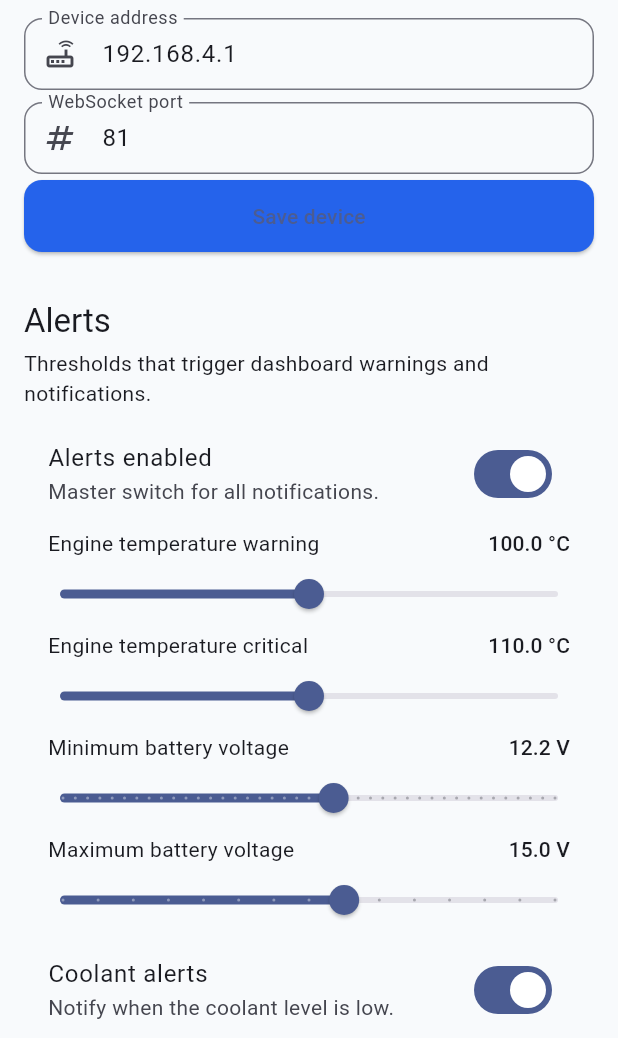
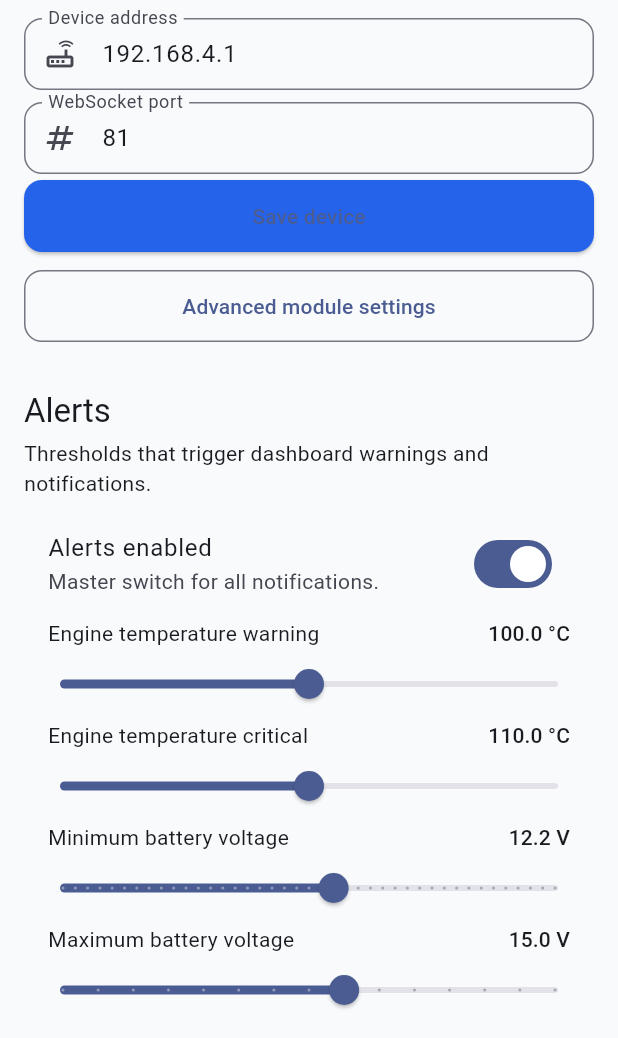
Before and after one commit to ahmadtefa/car_guard, a Flutter app: the SettingsPage screen opened by its route, on a phone screen of 412 x 824 dp, the part 198-1236 px from its top. Run offline on Flutter 3.47's test engine with Material 3 defaults, Android fonts, the phone set to English and light mode, and no system bars; our stand-ins replace connectivity_plus, flutter_local_notifications, flutter_riverpod, go_router, permission_handler, shared_preferences; accounts and stored records are empty; network calls fail.

Commit message:
Make advanced settings reachable without a connected module
The Advanced section was hidden inside the success branch of Module
settings, so without a reachable ESP8266 the user only saw the error
state and no way to open calibration.

- Move the Advanced section outside the load-state conditional in
  DeviceSettingsPage (always visible, even on error)
- Add an 'Advanced module settings' shortcut in the app Settings page
  under the Device section

Co-authored-by: arena-agent <297053741+arena-agent@users.noreply.github.com>

```diff
--- a/lib/features/device/pages/device_settings_page.dart
+++ b/lib/features/device/pages/device_settings_page.dart
@@ -312,8 +312,10 @@ class _DeviceSettingsPageState extends ConsumerState<DeviceSettingsPage> {
                 onPressed: _saving ? null : _saveWifi,
                 child: const Text('Save Wi-Fi'),
               ),
+            ],
+
+            // Always reachable, even when the module itself is not.
             const SizedBox(height: AppSpacing.xl),
-
             SectionTitle(
               title: 'Advanced',
               subtitle: 'Password-protected calibration tools.',
@@ -323,7 +325,6 @@ class _DeviceSettingsPageState extends ConsumerState<DeviceSettingsPage> {
               child: const Text('Advanced settings'),
             ),
           ],
-          ],
         ),
       ),
     );
--- a/lib/features/settings/pages/settings_page.dart
+++ b/lib/features/settings/pages/settings_page.dart
@@ -1,5 +1,6 @@
 import 'package:flutter/material.dart';
 import 'package:flutter_riverpod/flutter_riverpod.dart';
+import 'package:go_router/go_router.dart';
 
 import '../../../core/constants/app_spacing.dart';
 import '../../../core/models/app_settings.dart';
@@ -134,6 +135,11 @@ class _SettingsPageState extends ConsumerState<SettingsPage> {
             PrimaryButton(
               onPressed: _saveDeviceAddress,
               child: const Text('Save device'),
+            ),
+            const SizedBox(height: AppSpacing.md),
+            SecondaryButton(
+              onPressed: () => context.push('/advanced-settings'),
+              child: const Text('Advanced module settings'),
             ),
             const SizedBox(height: AppSpacing.xl),
 
```
Lines whose indentation alone changed are shown as unchanged.
